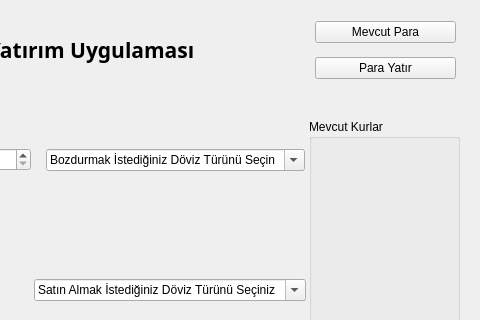
huseyinkaplann/Exchange-Rate-API, file Ana_Tasarım.ui: the form before one commit; both pictures show x 200 to 680 and y 0 to 320 of the 680 by 495 pixel window.
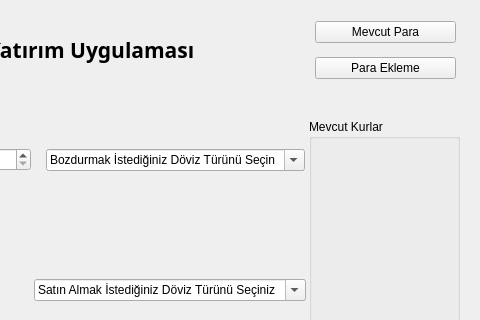
The form after the commit.

Commit message: Para ekleme eklendi

What changed in the file:
```diff
--- a/Ana_Tasarım.ui
+++ b/Ana_Tasarım.ui
@@ -83,7 +83,7 @@
      <item>
       <widget class="QPushButton" name="btnParaEkle">
        <property name="text">
-        <string>Para Yatır</string>
+        <string>Para Ekleme</string>
        </property>
       </widget>
      </item>
```
Left out of the diff: 2 changed lines with no effect on the pictures. The commit also changes 2 other files.
